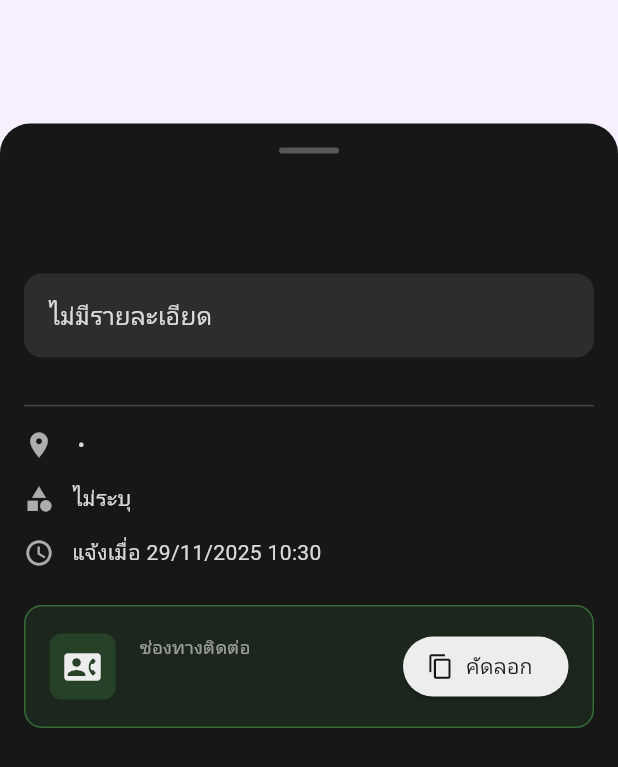
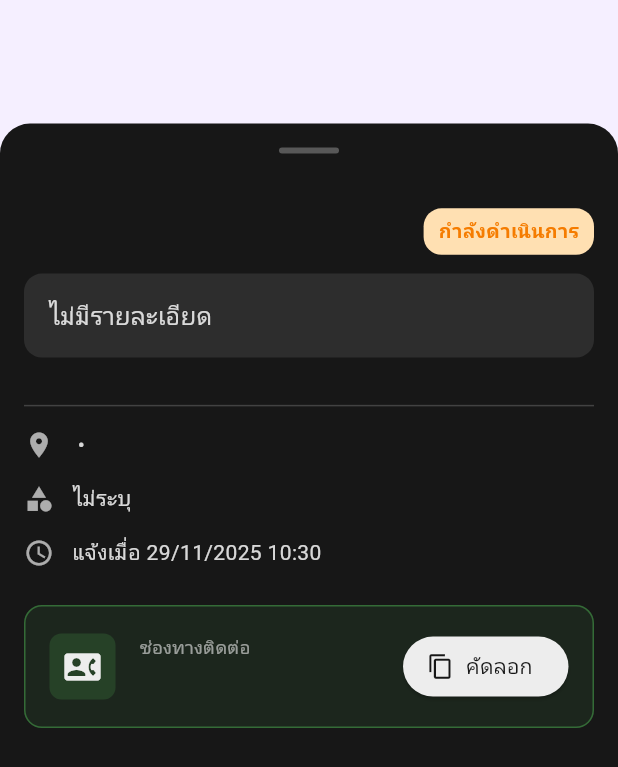
Before and after one commit to MaNaMii888/FinalProject65, a Flutter app: the PostDetailSheet widget shown alone on an empty page, opened directly with empty values, on a phone screen of 412 x 824 dp. Shown: the top 767 px of the screen. Run offline on Flutter 3.47's test engine with Material 3 defaults, Android fonts, the phone set to English and light mode, and no system bars; our stand-ins replace cached_network_image, cloud_firestore, firebase_auth, firebase_core, firebase_storage, flutter_local_notifications and 5 more; accounts and stored records are empty; network calls fail; Roboto replaces fonts that are missing (Prompt).

Commit message:
เพิ่มสถนะในโพสแล้ว + จำกัดการโพส

```diff
--- a/project01/lib/models/post_detail_sheet.dart
+++ b/project01/lib/models/post_detail_sheet.dart
@@ -107,8 +107,11 @@ class PostDetailSheet extends StatelessWidget {
 
                       const SizedBox(height: 20),
 
-                      // หัวข้อ
-                      Text(
+                      // หัวข้อและสถานะ
+                      Row(
+                        children: [
+                          Expanded(
+                            child: Text(
                               post.title,
                               style: Theme.of(
                                 context,
@@ -116,6 +119,36 @@ class PostDetailSheet extends StatelessWidget {
                                 color: contentColor,
                                 fontWeight: FontWeight.bold,
                               ),
+                            ),
+                          ),
+                          const SizedBox(width: 8),
+                          Container(
+                            padding: const EdgeInsets.symmetric(
+                              horizontal: 10,
+                              vertical: 6,
+                            ),
+                            decoration: BoxDecoration(
+                              color:
+                                  post.status == 'found_owner'
+                                      ? Colors.green[100]
+                                      : Colors.orange[100],
+                              borderRadius: BorderRadius.circular(12),
+                            ),
+                            child: Text(
+                              post.status == 'found_owner'
+                                  ? 'เจอเจ้าของแล้ว'
+                                  : 'กำลังดำเนินการ',
+                              style: TextStyle(
+                                fontSize: 13,
+                                color:
+                                    post.status == 'found_owner'
+                                        ? Colors.green[700]
+                                        : Colors.orange[700],
+                                fontWeight: FontWeight.w600,
+                              ),
+                            ),
+                          ),
+                        ],
                       ),
 
                       const SizedBox(height: 12),
```
Also changed, not shown: project01/lib/Screen/page/post/action/found_item_action.dart (+44 -0 lines), project01/lib/Screen/page/post/action/lost_item_action.dart (+45 -0 lines), project01/lib/Screen/page/profile/profile_page.dart (+4 -7 lines), project01/lib/Screen/page/profile/widgets/edit_post_bottom_sheet.dart (+34 -0 lines). Lines whose indentation alone changed are shown as unchanged.
